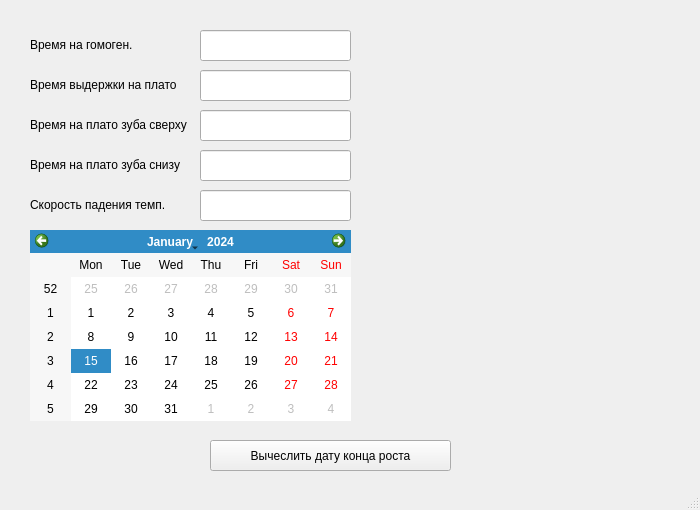
Before: the Qt Designer form GUI.ui in Viktoreja/Kristal, drawn with Qt 5.
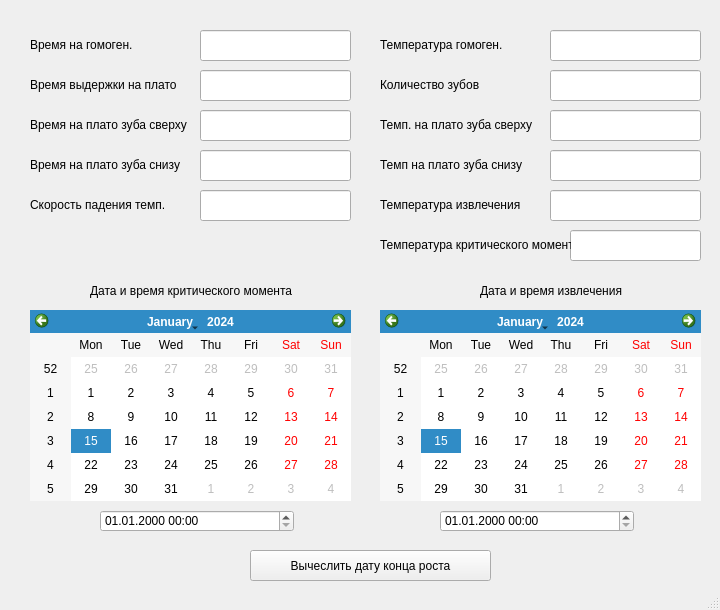
After: the same form once the commit is applied.

Commit message: Закончили раоту с GUI

```diff
--- a/GUI.ui
+++ b/GUI.ui
@@ -6,20 +6,20 @@
    <rect>
     <x>0</x>
     <y>0</y>
-    <width>700</width>
-    <height>510</height>
+    <width>720</width>
+    <height>610</height>
    </rect>
   </property>
   <property name="minimumSize">
    <size>
-    <width>700</width>
-    <height>510</height>
+    <width>720</width>
+    <height>610</height>
    </size>
   </property>
   <property name="maximumSize">
    <size>
-    <width>700</width>
-    <height>510</height>
+    <width>720</width>
+    <height>610</height>
    </size>
   </property>
   <property name="focusPolicy">
@@ -187,7 +187,7 @@
     <property name="geometry">
      <rect>
       <x>30</x>
-      <y>230</y>
+      <y>310</y>
       <width>321</width>
       <height>191</height>
      </rect>
@@ -196,8 +196,8 @@
    <widget class="QPushButton" name="pushButton">
     <property name="geometry">
      <rect>
-      <x>210</x>
-      <y>440</y>
+      <x>250</x>
+      <y>550</y>
       <width>241</width>
       <height>31</height>
      </rect>
@@ -206,6 +206,242 @@
      <string>Вычеслить дату конца роста</string>
     </property>
    </widget>
+   <widget class="QLineEdit" name="lineEdit_6">
+    <property name="geometry">
+     <rect>
+      <x>550</x>
+      <y>70</y>
+      <width>151</width>
+      <height>31</height>
+     </rect>
+    </property>
+   </widget>
+   <widget class="QLineEdit" name="lineEdit_7">
+    <property name="geometry">
+     <rect>
+      <x>550</x>
+      <y>30</y>
+      <width>151</width>
+      <height>31</height>
+     </rect>
+    </property>
+   </widget>
+   <widget class="QLabel" name="label_6">
+    <property name="geometry">
+     <rect>
+      <x>380</x>
+      <y>70</y>
+      <width>171</width>
+      <height>31</height>
+     </rect>
+    </property>
+    <property name="focusPolicy">
+     <enum>Qt::WheelFocus</enum>
+    </property>
+    <property name="text">
+     <string>Количество зубов</string>
+    </property>
+    <property name="textFormat">
+     <enum>Qt::AutoText</enum>
+    </property>
+   </widget>
+   <widget class="QLabel" name="label_7">
+    <property name="geometry">
+     <rect>
+      <x>380</x>
+      <y>190</y>
+      <width>141</width>
+      <height>31</height>
+     </rect>
+    </property>
+    <property name="focusPolicy">
+     <enum>Qt::WheelFocus</enum>
+    </property>
+    <property name="text">
+     <string>Температура извлечения</string>
+    </property>
+    <property name="textFormat">
+     <enum>Qt::AutoText</enum>
+    </property>
+   </widget>
+   <widget class="QLineEdit" name="lineEdit_8">
+    <property name="geometry">
+     <rect>
+      <x>550</x>
+      <y>190</y>
+      <width>151</width>
+      <height>31</height>
+     </rect>
+    </property>
+   </widget>
+   <widget class="QLabel" name="label_8">
+    <property name="geometry">
+     <rect>
+      <x>380</x>
+      <y>30</y>
+      <width>161</width>
+      <height>31</height>
+     </rect>
+    </property>
+    <property name="focusPolicy">
+     <enum>Qt::WheelFocus</enum>
+    </property>
+    <property name="text">
+     <string>Температура гомоген.</string>
+    </property>
+    <property name="textFormat">
+     <enum>Qt::AutoText</enum>
+    </property>
+   </widget>
+   <widget class="QLineEdit" name="lineEdit_9">
+    <property name="geometry">
+     <rect>
+      <x>550</x>
+      <y>110</y>
+      <width>151</width>
+      <height>31</height>
+     </rect>
+    </property>
+   </widget>
+   <widget class="QLineEdit" name="lineEdit_10">
+    <property name="geometry">
+     <rect>
+      <x>550</x>
+      <y>150</y>
+      <width>151</width>
+      <height>31</height>
+     </rect>
+    </property>
+   </widget>
+   <widget class="QLabel" name="label_9">
+    <property name="geometry">
+     <rect>
+      <x>380</x>
+      <y>150</y>
+      <width>151</width>
+      <height>31</height>
+     </rect>
+    </property>
+    <property name="focusPolicy">
+     <enum>Qt::WheelFocus</enum>
+    </property>
+    <property name="text">
+     <string>Темп на плато зуба снизу</string>
+    </property>
+    <property name="textFormat">
+     <enum>Qt::AutoText</enum>
+    </property>
+   </widget>
+   <widget class="QLabel" name="label_10">
+    <property name="geometry">
+     <rect>
+      <x>380</x>
+      <y>110</y>
+      <width>161</width>
+      <height>31</height>
+     </rect>
+    </property>
+    <property name="focusPolicy">
+     <enum>Qt::WheelFocus</enum>
+    </property>
+    <property name="text">
+     <string>Темп. на плато зуба сверху</string>
+    </property>
+    <property name="textFormat">
+     <enum>Qt::AutoText</enum>
+    </property>
+   </widget>
+   <widget class="QLineEdit" name="lineEdit_11">
+    <property name="geometry">
+     <rect>
+      <x>570</x>
+      <y>230</y>
+      <width>131</width>
+      <height>31</height>
+     </rect>
+    </property>
+   </widget>
+   <widget class="QLabel" name="label_11">
+    <property name="geometry">
+     <rect>
+      <x>380</x>
+      <y>230</y>
+      <width>191</width>
+      <height>31</height>
+     </rect>
+    </property>
+    <property name="focusPolicy">
+     <enum>Qt::WheelFocus</enum>
+    </property>
+    <property name="text">
+     <string>Температура критического момента</string>
+    </property>
+    <property name="textFormat">
+     <enum>Qt::AutoText</enum>
+    </property>
+   </widget>
+   <widget class="QCalendarWidget" name="calendarWidget_2">
+    <property name="geometry">
+     <rect>
+      <x>380</x>
+      <y>310</y>
+      <width>321</width>
+      <height>191</height>
+     </rect>
+    </property>
+   </widget>
+   <widget class="QLabel" name="label_12">
+    <property name="geometry">
+     <rect>
+      <x>90</x>
+      <y>280</y>
+      <width>211</width>
+      <height>21</height>
+     </rect>
+    </property>
+    <property name="text">
+     <string>Дата и время критического момента</string>
+    </property>
+   </widget>
+   <widget class="QLabel" name="label_13">
+    <property name="geometry">
+     <rect>
+      <x>480</x>
+      <y>280</y>
+      <width>151</width>
+      <height>21</height>
+     </rect>
+    </property>
+    <property name="text">
+     <string>Дата и время извлечения</string>
+    </property>
+   </widget>
+   <widget class="QDateTimeEdit" name="dateTimeEdit">
+    <property name="geometry">
+     <rect>
+      <x>100</x>
+      <y>510</y>
+      <width>194</width>
+      <height>22</height>
+     </rect>
+    </property>
+    <property name="displayFormat">
+     <string>dd.MM.yyyy HH:mm</string>
+    </property>
+   </widget>
+   <widget class="QDateTimeEdit" name="dateTimeEdit_3">
+    <property name="geometry">
+     <rect>
+      <x>440</x>
+      <y>510</y>
+      <width>194</width>
+      <height>22</height>
+     </rect>
+    </property>
+    <property name="displayFormat">
+     <string>dd.MM.yyyy HH:mm</string>
+    </property>
+   </widget>
   </widget>
   <widget class="QMenuBar" name="menubar">
    <property name="geometry">
```
Left out of the diff: 2 changed lines with no effect on the pictures.
